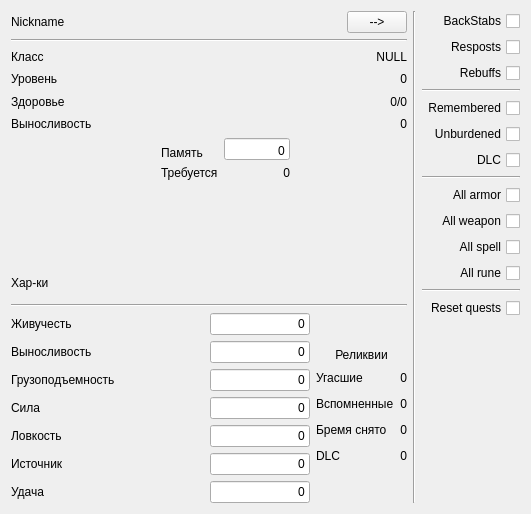
Qt form tab_stats.ui (lDeathlWhisperl/TLHoN_SE) before a commit.
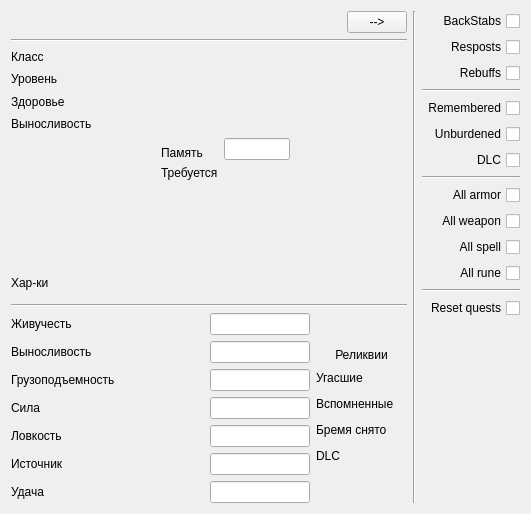
The same form after that commit.

Diff of the .ui file:
```diff
--- a/tab_stats.ui
+++ b/tab_stats.ui
@@ -65,7 +65,7 @@
             <string/>
            </property>
            <property name="text">
-            <string>Nickname</string>
+            <string/>
            </property>
            <property name="alignment">
             <set>Qt::AlignmentFlag::AlignLeading|Qt::AlignmentFlag::AlignLeft|Qt::AlignmentFlag::AlignVCenter</set>
@@ -118,7 +118,7 @@
          <item row="1" column="1">
           <widget class="QLabel" name="l_class">
            <property name="text">
-            <string>NULL</string>
+            <string/>
            </property>
            <property name="alignment">
             <set>Qt::AlignmentFlag::AlignRight|Qt::AlignmentFlag::AlignTrailing|Qt::AlignmentFlag::AlignVCenter</set>
@@ -135,7 +135,7 @@
          <item row="4" column="1">
           <widget class="QLabel" name="l_stamina">
            <property name="text">
-            <string>0</string>
+            <string/>
            </property>
            <property name="alignment">
             <set>Qt::AlignmentFlag::AlignRight|Qt::AlignmentFlag::AlignTrailing|Qt::AlignmentFlag::AlignVCenter</set>
@@ -145,7 +145,7 @@
          <item row="3" column="1">
           <widget class="QLabel" name="l_health">
            <property name="text">
-            <string>0/0</string>
+            <string/>
            </property>
            <property name="alignment">
             <set>Qt::AlignmentFlag::AlignRight|Qt::AlignmentFlag::AlignTrailing|Qt::AlignmentFlag::AlignVCenter</set>
@@ -155,7 +155,7 @@
          <item row="2" column="1">
           <widget class="QLabel" name="l_level">
            <property name="text">
-            <string>0</string>
+            <string/>
            </property>
            <property name="alignment">
             <set>Qt::AlignmentFlag::AlignRight|Qt::AlignmentFlag::AlignTrailing|Qt::AlignmentFlag::AlignVCenter</set>
@@ -229,7 +229,7 @@
               </size>
              </property>
              <property name="text">
-              <string>0</string>
+              <string/>
              </property>
              <property name="alignment">
               <set>Qt::AlignmentFlag::AlignRight|Qt::AlignmentFlag::AlignTop|Qt::AlignmentFlag::AlignTrailing</set>
@@ -270,7 +270,7 @@
               </size>
              </property>
              <property name="text">
-              <string>0</string>
+              <string/>
              </property>
              <property name="alignment">
               <set>Qt::AlignmentFlag::AlignBottom|Qt::AlignmentFlag::AlignRight|Qt::AlignmentFlag::AlignTrailing</set>
@@ -491,7 +491,7 @@
               </size>
              </property>
              <property name="text">
-              <string>0</string>
+              <string/>
              </property>
              <property name="alignment">
               <set>Qt::AlignmentFlag::AlignRight|Qt::AlignmentFlag::AlignTrailing|Qt::AlignmentFlag::AlignVCenter</set>
@@ -507,7 +507,7 @@
               </size>
              </property>
              <property name="text">
-              <string>0</string>
+              <string/>
              </property>
              <property name="alignment">
               <set>Qt::AlignmentFlag::AlignRight|Qt::AlignmentFlag::AlignTrailing|Qt::AlignmentFlag::AlignVCenter</set>
@@ -523,7 +523,7 @@
               </size>
              </property>
              <property name="text">
-              <string>0</string>
+              <string/>
              </property>
              <property name="alignment">
               <set>Qt::AlignmentFlag::AlignRight|Qt::AlignmentFlag::AlignTrailing|Qt::AlignmentFlag::AlignVCenter</set>
@@ -539,7 +539,7 @@
               </size>
              </property>
              <property name="text">
-              <string>0</string>
+              <string/>
              </property>
              <property name="alignment">
               <set>Qt::AlignmentFlag::AlignRight|Qt::AlignmentFlag::AlignTrailing|Qt::AlignmentFlag::AlignVCenter</set>
@@ -555,7 +555,7 @@
               </size>
              </property>
              <property name="text">
-              <string>0</string>
+              <string/>
              </property>
              <property name="alignment">
               <set>Qt::AlignmentFlag::AlignRight|Qt::AlignmentFlag::AlignTrailing|Qt::AlignmentFlag::AlignVCenter</set>
@@ -571,7 +571,7 @@
               </size>
              </property>
              <property name="text">
-              <string>0</string>
+              <string/>
              </property>
              <property name="alignment">
               <set>Qt::AlignmentFlag::AlignRight|Qt::AlignmentFlag::AlignTrailing|Qt::AlignmentFlag::AlignVCenter</set>
@@ -587,7 +587,7 @@
               </size>
              </property>
              <property name="text">
-              <string>0</string>
+              <string/>
              </property>
              <property name="alignment">
               <set>Qt::AlignmentFlag::AlignRight|Qt::AlignmentFlag::AlignTrailing|Qt::AlignmentFlag::AlignVCenter</set>
@@ -671,7 +671,7 @@
                 </size>
                </property>
                <property name="text">
-                <string>0</string>
+                <string/>
                </property>
                <property name="alignment">
                 <set>Qt::AlignmentFlag::AlignRight|Qt::AlignmentFlag::AlignTrailing|Qt::AlignmentFlag::AlignVCenter</set>
@@ -687,7 +687,7 @@
                 </size>
                </property>
                <property name="text">
-                <string>0</string>
+                <string/>
                </property>
                <property name="alignment">
                 <set>Qt::AlignmentFlag::AlignRight|Qt::AlignmentFlag::AlignTrailing|Qt::AlignmentFlag::AlignVCenter</set>
@@ -703,7 +703,7 @@
                 </size>
                </property>
                <property name="text">
-                <string>0</string>
+                <string/>
                </property>
                <property name="alignment">
                 <set>Qt::AlignmentFlag::AlignRight|Qt::AlignmentFlag::AlignTrailing|Qt::AlignmentFlag::AlignVCenter</set>
@@ -719,7 +719,7 @@
                 </size>
                </property>
                <property name="text">
-                <string>0</string>
+                <string/>
                </property>
                <property name="alignment">
                 <set>Qt::AlignmentFlag::AlignRight|Qt::AlignmentFlag::AlignTrailing|Qt::AlignmentFlag::AlignVCenter</set>
```
